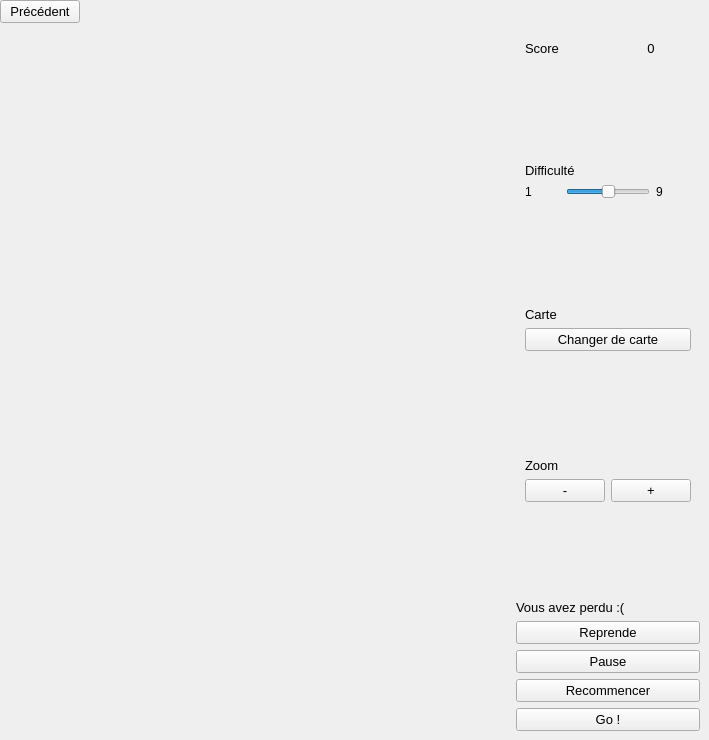
The window that game-form.ui (loicbourgois/snake2i) describes before a commit, drawn with Qt 5.
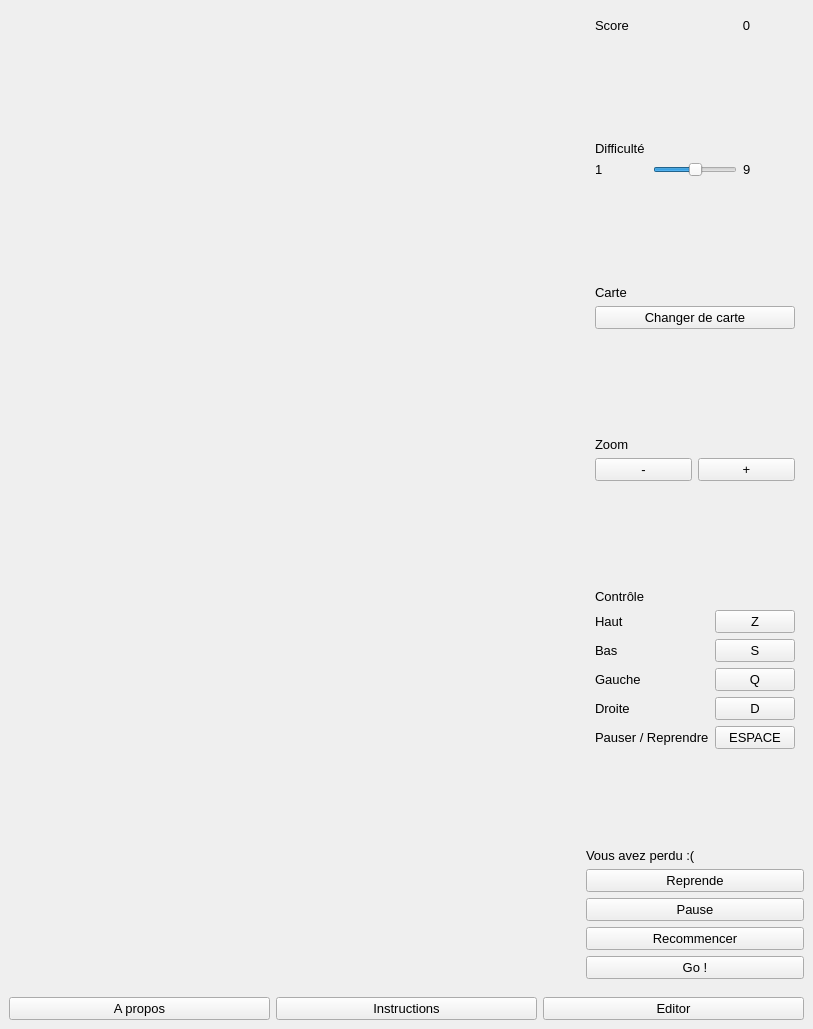
The same window after the commit.

```diff
--- a/game-form.ui
+++ b/game-form.ui
@@ -6,10 +6,15 @@
    <rect>
     <x>0</x>
     <y>0</y>
-    <width>709</width>
-    <height>740</height>
+    <width>813</width>
+    <height>1029</height>
    </rect>
   </property>
+  <property name="font">
+   <font>
+    <pointsize>10</pointsize>
+   </font>
+  </property>
   <property name="windowTitle">
    <string>Form</string>
   </property>
@@ -29,80 +34,7 @@
    <property name="spacing">
     <number>0</number>
    </property>
-   <item row="2" column="0">
-    <widget class="QWidget" name="widgetView" native="true">
-     <property name="sizePolicy">
-      <sizepolicy hsizetype="Expanding" vsizetype="Expanding">
-       <horstretch>0</horstretch>
-       <verstretch>0</verstretch>
-      </sizepolicy>
-     </property>
-     <layout class="QGridLayout" name="gridLayout_3">
-      <property name="leftMargin">
-       <number>0</number>
-      </property>
-      <property name="topMargin">
-       <number>0</number>
-      </property>
-      <property name="rightMargin">
-       <number>0</number>
-      </property>
-      <property name="bottomMargin">
-       <number>0</number>
-      </property>
-      <property name="spacing">
-       <number>0</number>
-      </property>
-     </layout>
-    </widget>
-   </item>
-   <item row="0" column="0" colspan="2">
-    <widget class="QWidget" name="widget" native="true">
-     <layout class="QGridLayout" name="gridLayout_5">
-      <property name="leftMargin">
-       <number>0</number>
-      </property>
-      <property name="topMargin">
-       <number>0</number>
-      </property>
-      <property name="rightMargin">
-       <number>0</number>
-      </property>
-      <property name="bottomMargin">
-       <number>0</number>
-      </property>
-      <property name="spacing">
-       <number>0</number>
-      </property>
-      <item row="0" column="1">
-       <spacer name="horizontalSpacer_2">
-        <property name="orientation">
-         <enum>Qt::Horizontal</enum>
-        </property>
-        <property name="sizeHint" stdset="0">
-         <size>
-          <width>40</width>
-          <height>20</height>
-         </size>
-        </property>
-       </spacer>
-      </item>
-      <item row="0" column="0">
-       <widget class="QPushButton" name="pushButtonPrecedent">
-        <property name="font">
-         <font>
-          <pointsize>10</pointsize>
-         </font>
-        </property>
-        <property name="text">
-         <string>Précédent</string>
-        </property>
-       </widget>
-      </item>
-     </layout>
-    </widget>
-   </item>
-   <item row="2" column="1">
+   <item row="1" column="1">
     <widget class="QWidget" name="widget_2" native="true">
      <property name="sizePolicy">
       <sizepolicy hsizetype="Minimum" vsizetype="Minimum">
@@ -111,6 +43,89 @@
       </sizepolicy>
      </property>
      <layout class="QGridLayout" name="gridLayout_2">
+      <item row="9" column="0">
+       <widget class="QWidget" name="widget_7" native="true">
+        <layout class="QGridLayout" name="gridLayout_9">
+         <item row="2" column="0">
+          <widget class="QLabel" name="label_9">
+           <property name="text">
+            <string>Bas</string>
+           </property>
+          </widget>
+         </item>
+         <item row="0" column="0">
+          <widget class="QLabel" name="label_7">
+           <property name="text">
+            <string>Contrôle</string>
+           </property>
+          </widget>
+         </item>
+         <item row="3" column="0">
+          <widget class="QLabel" name="label_10">
+           <property name="text">
+            <string>Gauche</string>
+           </property>
+          </widget>
+         </item>
+         <item row="1" column="0">
+          <widget class="QLabel" name="label_8">
+           <property name="text">
+            <string>Haut</string>
+           </property>
+          </widget>
+         </item>
+         <item row="2" column="1">
+          <widget class="QPushButton" name="pushButton_2">
+           <property name="text">
+            <string>S</string>
+           </property>
+          </widget>
+         </item>
+         <item row="1" column="1">
+          <widget class="QPushButton" name="pushButton">
+           <property name="text">
+            <string>Z</string>
+           </property>
+          </widget>
+         </item>
+         <item row="4" column="0">
+          <widget class="QLabel" name="label_11">
+           <property name="text">
+            <string>Droite</string>
+           </property>
+          </widget>
+         </item>
+         <item row="3" column="1">
+          <widget class="QPushButton" name="pushButton_3">
+           <property name="text">
+            <string>Q</string>
+           </property>
+          </widget>
+         </item>
+         <item row="4" column="1">
+          <widget class="QPushButton" name="pushButton_4">
+           <property name="text">
+            <string>D</string>
+           </property>
+          </widget>
+         </item>
+         <item row="5" column="0">
+          <widget class="QLabel" name="label_12">
+           <property name="text">
+            <string>Pauser / Reprendre</string>
+           </property>
+          </widget>
+         </item>
+         <item row="5" column="1">
+          <widget class="QPushButton" name="pushButton_5">
+           <property name="text">
+            <string>ESPACE</string>
+           </property>
+          </widget>
+         </item>
+        </layout>
+       </widget>
+      </item>
       <item row="5" column="0">
        <widget class="QWidget" name="widget_6" native="true">
         <layout class="QGridLayout" name="gridLayout_8">
@@ -271,30 +286,6 @@
        </widget>
       </item>
       <item row="13" column="0">
-       <widget class="QPushButton" name="pushButtonGo">
-        <property name="font">
-         <font>
-          <pointsize>10</pointsize>
-         </font>
-        </property>
-        <property name="text">
-         <string>Go !</string>
-        </property>
-       </widget>
-      </item>
-      <item row="9" column="0">
-       <widget class="QLabel" name="labelDead">
-        <property name="font">
-         <font>
-          <pointsize>10</pointsize>
-         </font>
-        </property>
-        <property name="text">
-         <string>Vous avez perdu :(</string>
-        </property>
-       </widget>
-      </item>
-      <item row="11" column="0">
        <widget class="QPushButton" name="pushButtonPause">
         <property name="font">
          <font>
@@ -306,7 +297,20 @@
         </property>
        </widget>
       </item>
-      <item row="10" column="0">
+      <item row="8" column="0">
+       <spacer name="verticalSpacer">
+        <property name="orientation">
+         <enum>Qt::Vertical</enum>
+        </property>
+        <property name="sizeHint" stdset="0">
+         <size>
+          <width>150</width>
+          <height>40</height>
+         </size>
+        </property>
+       </spacer>
+      </item>
+      <item row="12" column="0">
        <widget class="QPushButton" name="pushButtonReprendre">
         <property name="font">
          <font>
@@ -318,7 +322,31 @@
         </property>
        </widget>
       </item>
-      <item row="12" column="0">
+      <item row="15" column="0">
+       <widget class="QPushButton" name="pushButtonGo">
+        <property name="font">
+         <font>
+          <pointsize>10</pointsize>
+         </font>
+        </property>
+        <property name="text">
+         <string>Go !</string>
+        </property>
+       </widget>
+      </item>
+      <item row="11" column="0">
+       <widget class="QLabel" name="labelDead">
+        <property name="font">
+         <font>
+          <pointsize>10</pointsize>
+         </font>
+        </property>
+        <property name="text">
+         <string>Vous avez perdu :(</string>
+        </property>
+       </widget>
+      </item>
+      <item row="14" column="0">
        <widget class="QPushButton" name="pushButtonRestart">
         <property name="font">
          <font>
@@ -382,10 +410,50 @@
         </property>
        </spacer>
       </item>
+      <item row="10" column="0">
+       <spacer name="verticalSpacer_5">
+        <property name="orientation">
+         <enum>Qt::Vertical</enum>
+        </property>
+        <property name="sizeHint" stdset="0">
+         <size>
+          <width>20</width>
+          <height>40</height>
+         </size>
+        </property>
+       </spacer>
+      </item>
      </layout>
     </widget>
    </item>
    <item row="1" column="0">
+    <widget class="QWidget" name="widgetView" native="true">
+     <property name="sizePolicy">
+      <sizepolicy hsizetype="Expanding" vsizetype="Expanding">
+       <horstretch>0</horstretch>
+       <verstretch>0</verstretch>
+      </sizepolicy>
+     </property>
+     <layout class="QGridLayout" name="gridLayout_3">
+      <property name="leftMargin">
+       <number>0</number>
+      </property>
+      <property name="topMargin">
+       <number>0</number>
+      </property>
+      <property name="rightMargin">
+       <number>0</number>
+      </property>
+      <property name="bottomMargin">
+       <number>0</number>
+      </property>
+      <property name="spacing">
+       <number>0</number>
+      </property>
+     </layout>
+    </widget>
+   </item>
+   <item row="0" column="0">
     <spacer name="horizontalSpacer">
      <property name="orientation">
       <enum>Qt::Horizontal</enum>
@@ -398,6 +466,33 @@
      </property>
     </spacer>
    </item>
+   <item row="2" column="0" colspan="2">
+    <widget class="QWidget" name="widget" native="true">
+     <layout class="QGridLayout" name="gridLayout_5">
+      <item row="0" column="0">
+       <widget class="QPushButton" name="pushButtonAbout">
+        <property name="text">
+         <string>A propos</string>
+        </property>
+       </widget>
+      </item>
+      <item row="0" column="1">
+       <widget class="QPushButton" name="pushButtonInstructions">
+        <property name="text">
+         <string>Instructions</string>
+        </property>
+       </widget>
+      </item>
+      <item row="0" column="2">
+       <widget class="QPushButton" name="pushButtonEditor">
+        <property name="text">
+         <string>Editor</string>
+        </property>
+       </widget>
+      </item>
+     </layout>
+    </widget>
+   </item>
   </layout>
  </widget>
  <resources/>
```
Left out of the diff: 39 changed lines with no effect on the pictures.
